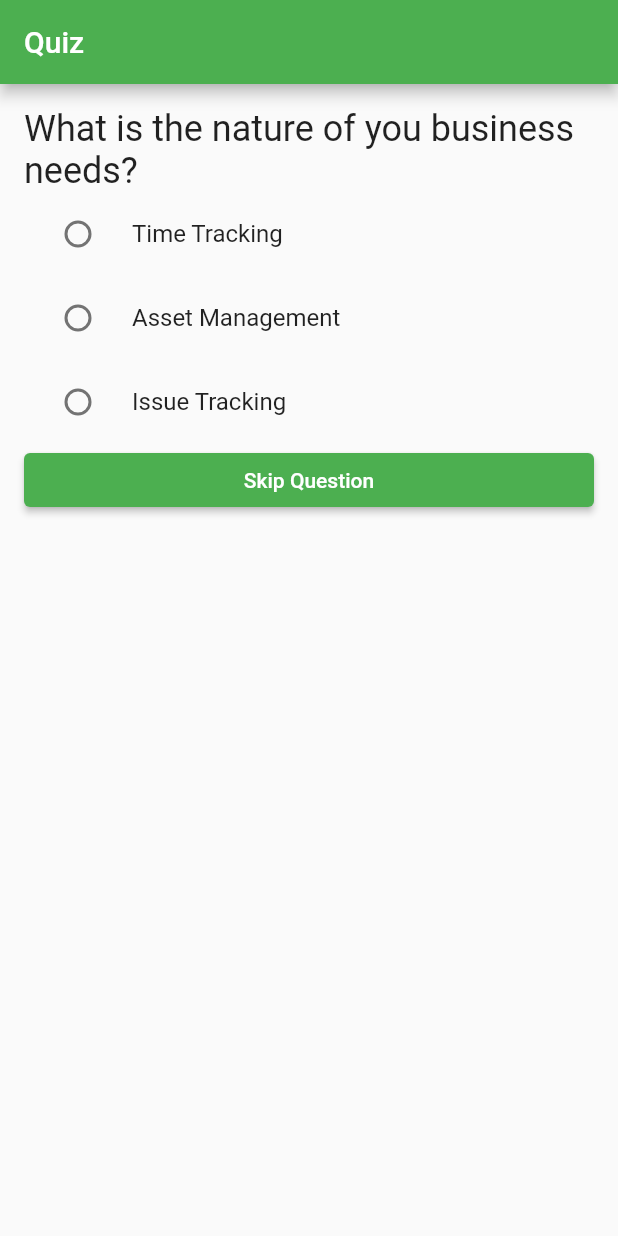
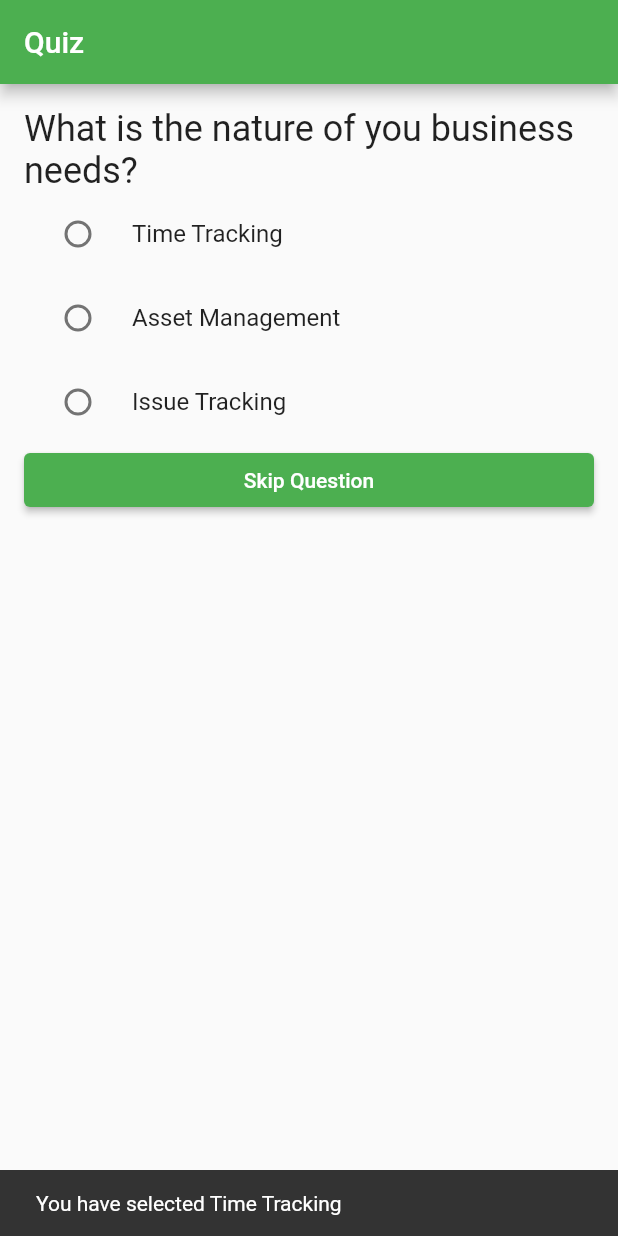
Before and after one commit to Rosellinda/Flutter_Projects, a Flutter app: the screen it shows after launch, after a tap on "Time Tracking", on a phone screen of 412 x 824 dp. Run offline on Flutter 3.47's test engine with Material 2 defaults, Android fonts, the phone set to English and light mode, and no system bars.

Commit message:
Adding answer_button file

```diff
--- a/quiz_app/lib/answer_button.dart
+++ b/quiz_app/lib/answer_button.dart
@@ -16,7 +16,12 @@ class AnswerButton extends StatelessWidget {
             value: text,
             groupValue: null,
             onChanged: (value) {
-
+                Widget snackBar = SnackBar(
+                    content: Text('You have selected $value'),
+                    duration: Duration(milliseconds: 2000)
+                );
+                ScaffoldMessenger.of(context).showSnackBar(snackBar);
+                nextQuestion(value);
             }
         );
     }
```
